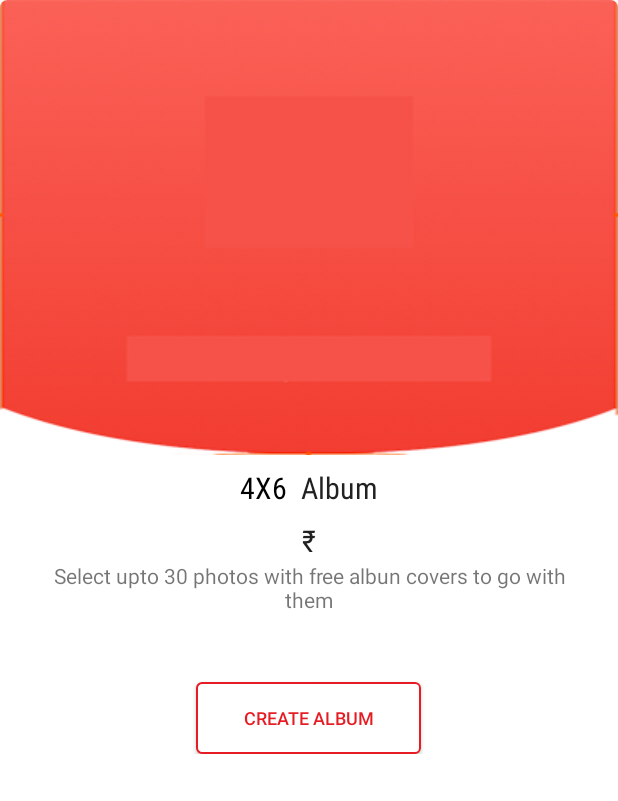
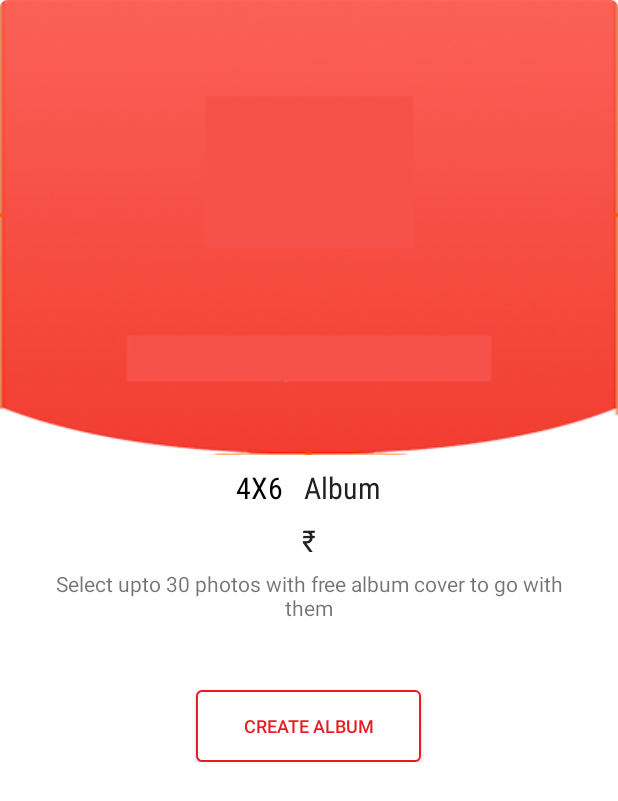
Before and after one commit to narmwarevrushali/album1, an Android app: the layout card_album_next.xml on its own in the app's theme, with its tools: preview values and no code run, on a phone screen of 412 x 824 dp. Shown: the top 801 px of the screen. Run offline under Robolectric (Android 15) with nearby library versions, the phone set to English and light mode, and no system bars.

Commit message:
Modified card album layout 2

```diff
--- a/app/src/main/res/layout/card_album_next.xml
+++ b/app/src/main/res/layout/card_album_next.xml
@@ -54,7 +54,7 @@
                         android:layout_width="wrap_content"
                         android:layout_height="wrap_content"
                         style="@style/small_title_textStyle"
-                        android:text="Album"
+                        android:text=" Album"
                         android:textColor="@color/grey_900"
                         android:textSize="20dp" />
 
@@ -86,9 +86,10 @@
                 <TextView
                     android:layout_gravity="center"
                     android:gravity="center"
+                    android:layout_marginTop="5sp"
                     android:layout_marginLeft="30dp"
                     android:layout_marginRight="30dp"
-                    android:text="Select upto 30 photos with free albun covers to go with them"
+                    android:text="Select upto 30 photos with free album cover to go with them"
                     android:layout_width="wrap_content"
                     android:layout_height="wrap_content" />
 
@@ -97,6 +98,7 @@
                     android:layout_marginTop="45dp"
                     android:text="CREATE ALBUM"
                     android:textSize="12sp"
+
                     android:textColor="@color/colorPrimary"
                     android:background="@drawable/button_album_card"
                     android:layout_width="150dp"
```
Also changed, not shown: app/src/main/res/drawable/curved_bg.xml (added, +9 -0 lines).
